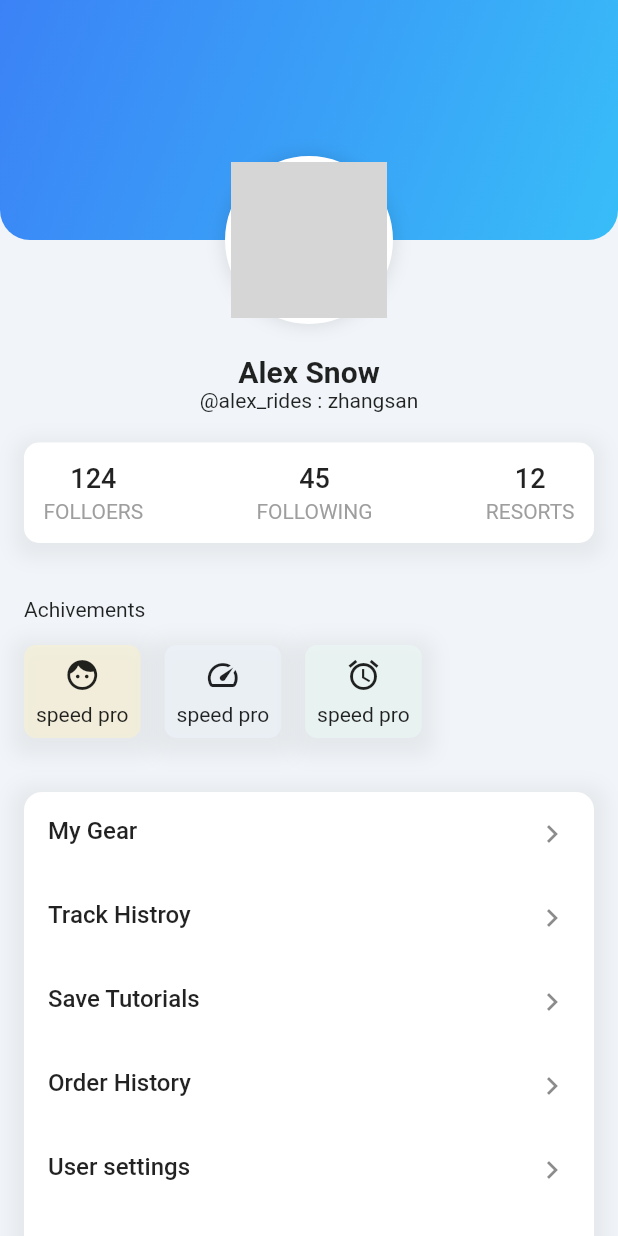
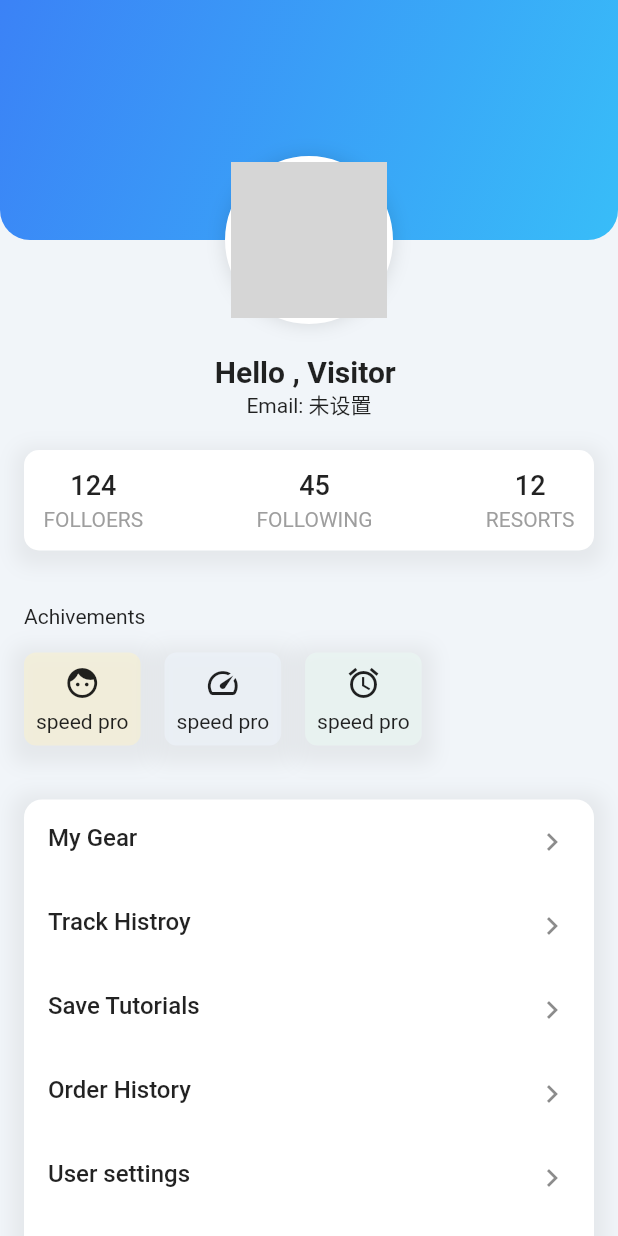
Before and after one commit to huihuidea/skiming, a Flutter app: the Setting screen opened directly, on a phone screen of 412 x 824 dp. Run offline on Flutter 3.47's test engine with Material 3 defaults, Android fonts, the light colour scheme and no system bars; our stand-ins replace dio, flutter_easyloading, flutter_riverpod, fluttertoast, shared_preferences; accounts and stored records are empty; network calls fail; grey boxes are pictures that could not be loaded.

Commit message:
update login logic

```diff
--- a/lib/models/loginModel.dart
+++ b/lib/models/loginModel.dart
@@ -3,6 +3,7 @@
 //     final loginModel = loginModelFromJson(jsonString);
 
 import 'dart:convert';
+import './userInfo_model.dart';
 
 LoginModel loginModelFromJson(String str) => LoginModel.fromJson(json.decode(str));
 
@@ -10,7 +11,7 @@ String loginModelToJson(LoginModel data) => json.encode(data.toJson());
 
 class LoginModel {
   String token;
-  UserInfo userInfo;
+  UserInfoModel userInfo;
 
   LoginModel({
     required this.token,
@@ -19,7 +20,7 @@ class LoginModel {
 
   factory LoginModel.fromJson(Map<String, dynamic> json) => LoginModel(
     token: json["token"],
-    userInfo: UserInfo.fromJson(json["userInfo"]),
+    userInfo: UserInfoModel.fromJson(json["userInfo"]),
   );
 
   Map<String, dynamic> toJson() => {
@@ -27,67 +28,3 @@ class LoginModel {
     "userInfo": userInfo.toJson(),
   };
 }
-
-class UserInfo {
-  String username;
-  String gender;
-  String avatar;
-  Vip vip;
-  String address;
-  String email;
-  DateTime createdAt;
-
-  UserInfo({
-    required this.username,
-    required this.gender,
-    required this.avatar,
-    required this.vip,
-    required this.address,
-    required this.email,
-    required this.createdAt,
-  });
-
-  factory UserInfo.fromJson(Map<String, dynamic> json) => UserInfo(
-    username: json["username"],
-    gender: json["gender"],
-    avatar: json["avatar"],
-    vip: Vip.fromJson(json["vip"]),
-    address: json["address"],
-    email: json["email"],
-    createdAt: DateTime.parse(json["createdAt"]),
-  );
-
-  Map<String, dynamic> toJson() => {
-    "username": username,
-    "gender": gender,
-    "avatar": avatar,
-    "vip": vip.toJson(),
-    "address": address,
-    "email": email,
-    "createdAt": createdAt.toIso8601String(),
-  };
-}
-
-class Vip {
-  int level;
-  bool isActive;
-  dynamic expireAt;
-
-  Vip({
-    required this.level,
-    required this.isActive,
-    required this.expireAt,
-  });
-
-  factory Vip.fromJson(Map<String, dynamic> json) => Vip(
-    level: json["level"],
-    isActive: json["isActive"],
-    expireAt: json["expireAt"],
-  );
-
-  Map<String, dynamic> toJson() => {
-    "level": level,
-    "isActive": isActive,
-    "expireAt": expireAt,
-  };
-}
--- a/lib/pages/home.dart
+++ b/lib/pages/home.dart
@@ -2,6 +2,7 @@ import 'package:babay_pro/pages/userInfo/userSetting.dart';
 import 'package:babay_pro/store/providers.dart';
 import 'package:babay_pro/widgets/home_card.dart';
 import 'package:flutter/material.dart';
+import '../store/userInfo.dart';
 import '../widgets/home_recent.dart';
 import 'package:flutter_riverpod/flutter_riverpod.dart'
 ;
@@ -34,6 +35,8 @@ class HomePage extends ConsumerWidget {
 
   //Header - userInfo
   Widget _usrInfo(BuildContext cxt, WidgetRef ref) {
+    final _isLogin = ref.watch(isLoginProvider);
+    final _userInfo = ref.watch(userInfoProvider);
     return Container(
       child: Row(
         mainAxisAlignment: .spaceBetween,
@@ -54,7 +57,7 @@ class HomePage extends ConsumerWidget {
               ),
               //text2
               Text(
-                "Good morning, ${ref.watch(userNameProvider)}",
+                "Good morning, ${_isLogin ? _userInfo?.username ?? "Visitor" : "Mrs"}",
                 style: TextStyle(fontSize: 24, fontWeight: .w500),
               ),
             ],
--- a/lib/pages/setting.dart
+++ b/lib/pages/setting.dart
@@ -1,10 +1,13 @@
+import 'package:babay_pro/Utils/Storage.dart';
 import 'package:babay_pro/pages/login.dart';
 import 'package:babay_pro/pages/userInfo/userFeedback.dart';
+import 'package:babay_pro/store/userInfo.dart';
 import 'package:flutter/material.dart';
 import 'package:flutter_riverpod/flutter_riverpod.dart';
 
 import '../store/providers.dart';
-class Setting extends  ConsumerWidget {
+
+class Setting extends ConsumerWidget {
   const Setting({super.key});
 
   @override
@@ -19,13 +22,13 @@ class Setting extends  ConsumerWidget {
           slivers: [
             SliverToBoxAdapter(child: _topView()),
             SliverToBoxAdapter(child: SizedBox(height: 20)),
-            SliverToBoxAdapter(child: _userInfo(_userName)),
+            SliverToBoxAdapter(child: _userInfo(_userName,ref)),
             SliverToBoxAdapter(child: SizedBox(height: 20)),
             SliverToBoxAdapter(child: _items()),
             SliverToBoxAdapter(child: SizedBox(height: 20)),
-            SliverToBoxAdapter(child: _achivement(),),
+            SliverToBoxAdapter(child: _achivement(ref)),
             SliverToBoxAdapter(child: SizedBox(height: 20)),
-            _itemList(context,ref),
+            _itemList(context, ref),
           ],
         ),
       ),
@@ -67,7 +70,12 @@ class Setting extends  ConsumerWidget {
                 border: Border.all(width: 4, color: Colors.white),
                 boxShadow: [BoxShadow(color: Colors.black12, blurRadius: 10)],
               ),
-              child: ClipOval(child: Image.network("https://picsum.photos/id/870/200/300?grayscale&blur=2",fit: .cover,)),
+              child: ClipOval(
+                child: Image.network(
+                  "https://picsum.photos/id/870/200/300?grayscale&blur=2",
+                  fit: .cover,
+                ),
+              ),
             ),
           ),
         ],
@@ -76,11 +84,13 @@ class Setting extends  ConsumerWidget {
   }
 
   //UserInfo
-  Widget _userInfo(String name) {
+  Widget _userInfo(String name,WidgetRef ref) {
+    final _isLogin = ref.watch(isLoginProvider);
+    final _userInfo = ref.watch(userInfoProvider);
     return Column(
       children: [
-        Text("Alex Snow", style: TextStyle(fontSize: 20, fontWeight: .bold)),
-        Text('@alex_rides : $name'),
+        Text("Hello , ${_isLogin ? _userInfo?.username ?? "Visitor" : "Visitor"} ", style: TextStyle(fontSize: 20, fontWeight: .bold)),
+        Text('Email: ${_userInfo?.email.isNotEmpty == true ? _userInfo!.email : "未设置"}'),
       ],
     );
   }
@@ -126,7 +136,8 @@ class Setting extends  ConsumerWidget {
   }
 
   //Achivements
-  Widget _achivement() {
+  Widget _achivement(WidgetRef ref) {
+    final _isLogin = ref.watch(isLoginProvider);
     return Container(
       padding: EdgeInsets.symmetric(horizontal: 16),
       child: Column(
@@ -134,23 +145,44 @@ class Setting extends  ConsumerWidget {
         children: [
           Padding(
             padding: const EdgeInsetsGeometry.symmetric(vertical: 16),
-            child: Text("Achivements",style: TextStyle(fontSize: 14),),
+            child: Text("Achivements", style: TextStyle(fontSize: 14)),
           ),
-           Row(
-              mainAxisAlignment: .start,
-               children: [
-                 _archivementItem(Icons.face,"speed pro", Color(0xffFEF3C7),Color(0xffFEF3C7)),
-                 SizedBox(width: 16,),
-                 _archivementItem(Icons.speed,"speed pro",Color(0xffEFF6FF),Color(0xffFEF3C7)),
-                 SizedBox(width: 16,),
-                 _archivementItem(Icons.alarm,"speed pro",Color(0xffECFDF5),Color(0xffFEF3C7))
-               ],
-           )
+          Row(
+            mainAxisAlignment: .start,
+            children: [
+              _archivementItem(
+                Icons.face,
+                "speed pro",
+                Color(0xffFEF3C7),
+                Color(0xffFEF3C7),
+              ),
+              SizedBox(width: 16),
+              _archivementItem(
+                Icons.speed,
+                "speed pro",
+                Color(0xffEFF6FF),
+                Color(0xffFEF3C7),
+              ),
+              SizedBox(width: 16),
+              _archivementItem(
+                Icons.alarm,
+                "speed pro",
+                Color(0xffECFDF5),
+                Color(0xffFEF3C7),
+              ),
+            ],
+          ),
         ],
       ),
     );
   }
- Widget _archivementItem(IconData icon, String title, Color bg, Color itemColor,) {
+
+  Widget _archivementItem(
+    IconData icon,
+    String title,
+    Color bg,
+    Color itemColor,
+  ) {
     return Container(
       padding: EdgeInsets.all(8),
       decoration: BoxDecoration(
@@ -161,23 +193,19 @@ class Setting extends  ConsumerWidget {
             color: Colors.grey.withOpacity(0.15),
             blurRadius: 10,
             spreadRadius: 8,
-            offset: Offset(0, 4)
-          )
-        ]
+            offset: Offset(0, 4),
+          ),
+        ],
       ),
       child: Column(
-        children: [
-          Icon(icon),
-          SizedBox(height: 6,),
-          Text("$title")
-        ],
+        children: [Icon(icon), SizedBox(height: 6), Text("$title")],
       ),
     );
- }
-
+  }
 
   //List
   Widget _itemList(BuildContext context, WidgetRef ref) {
+    final _isLogin = ref.watch(isLoginProvider);
     return SliverPadding(
       padding: EdgeInsetsGeometry.all(16),
       sliver: SliverList(
@@ -231,7 +259,7 @@ class Setting extends  ConsumerWidget {
                     style: TextStyle(fontSize: 16, fontWeight: .w500),
                   ),
                   trailing: Icon(Icons.chevron_right),
-                  onTap: (){
+                  onTap: () {
                     ref.read(userNameProvider.notifier).state = "lisi";
                   },
                 ),
@@ -241,20 +269,54 @@ class Setting extends  ConsumerWidget {
                     style: TextStyle(fontSize: 16, fontWeight: .w500),
                   ),
                   trailing: Icon(Icons.chevron_right),
-                  onTap: (){
-                    Navigator.push(context, MaterialPageRoute(builder: (c){
-                      return UserFeedback();
-                    }));
+                  onTap: () {
+                    Navigator.push(
+                      context,
+                      MaterialPageRoute(
+                        builder: (c) {
+                          return _isLogin ? UserFeedback() : LoginPage();
+                        },
+                      ),
+                    );
                   },
                 ),
                 ListTile(
                   leading: Text(
-                    "Login out",
+                    _isLogin ? "Logout" : "Login",
                     style: TextStyle(fontSize: 16, fontWeight: .w500),
                   ),
                   trailing: Icon(Icons.chevron_right),
                   onTap: () {
-                     Navigator.push(context, MaterialPageRoute(builder: (cxt) => LoginPage()));
+                    if (_isLogin) {
+                      showDialog(
+                        context: context,
+                        builder: (cxt) {
+                          return AlertDialog(
+                            title: Text("Tips"),
+                            content: Text("are you sure to Logout"),
+                            actions: [
+                              TextButton(onPressed: () {
+                                Navigator.pop(context);
+                              }, child: Text("No")),
+                              TextButton(
+                                onPressed: () {
+                                  Storage.cleanToken();
+                                  ref.read(isLoginProvider.notifier).state =
+                                      false;
+                                  Navigator.pop(context);
+                                },
+                                child: Text("Yes"),
+                              ),
+                            ],
+                          );
+                        },
+                      );
+                    } else {
+                      Navigator.push(
+                        context,
+                        MaterialPageRoute(builder: (cxt) => LoginPage()),
+                      );
+                    }
                   },
                 ),
               ],
--- a/lib/pages/userInfo/userFeedback.dart
+++ b/lib/pages/userInfo/userFeedback.dart
@@ -36,10 +36,7 @@ class _UserFeedbackState extends State<UserFeedback> {
       );
       EasyLoading.dismiss();
       if (model.code == 0) {
-        Fluttertoast.showToast(
-          msg: "Sumit success",
-          gravity: .TOP,
-        );
+        EasyLoading.showToast("Submit success",toastPosition: .center);
         _controller.text = "";
       } else {
         Fluttertoast.showToast(msg: "Sumit error: ${model.message}");
--- a/lib/store/providers.dart
+++ b/lib/store/providers.dart
@@ -1,3 +1,4 @@
+import 'package:babay_pro/Utils/Storage.dart';
 import 'package:flutter_riverpod/flutter_riverpod.dart';
 import 'package:flutter_riverpod/legacy.dart';
 //1 普通的只能读取值
@@ -8,6 +9,10 @@ final appNameProvider = Provider((ref){
 //2 有状态的
 final userNameProvider = StateProvider((ref){
   return "zhangsan";
+});
+
+final isLoginProvider = StateProvider<bool>((ref) {
+  return Storage.isLogin();
 });
 
 //3.异步
--- /dev/null
+++ b/lib/store/userInfo.dart
@@ -0,0 +1,4 @@
+import 'package:flutter_riverpod/flutter_riverpod.dart';
+import 'package:flutter_riverpod/legacy.dart';
+import '../models/userInfo_model.dart';
+final userInfoProvider = StateProvider<UserInfoModel?>((ref) => null);
```
Also changed, not shown: lib/api/HttpService.dart (+11 -1 lines), lib/api/user_api.dart (added, +27 -0 lines), lib/models/userInfo_model.dart (added, +64 -0 lines), lib/pages/login.dart (+11 -10 lines), lib/pages/register.dart (+2 -6 lines).
